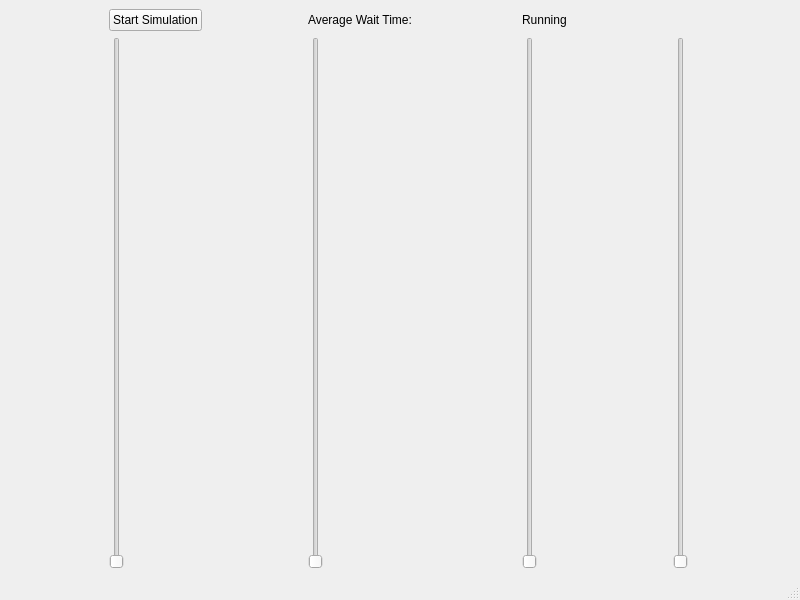
Old version of the form ElevatorSim/mainwindow.ui in the repository riggskevinp/oopcpp.
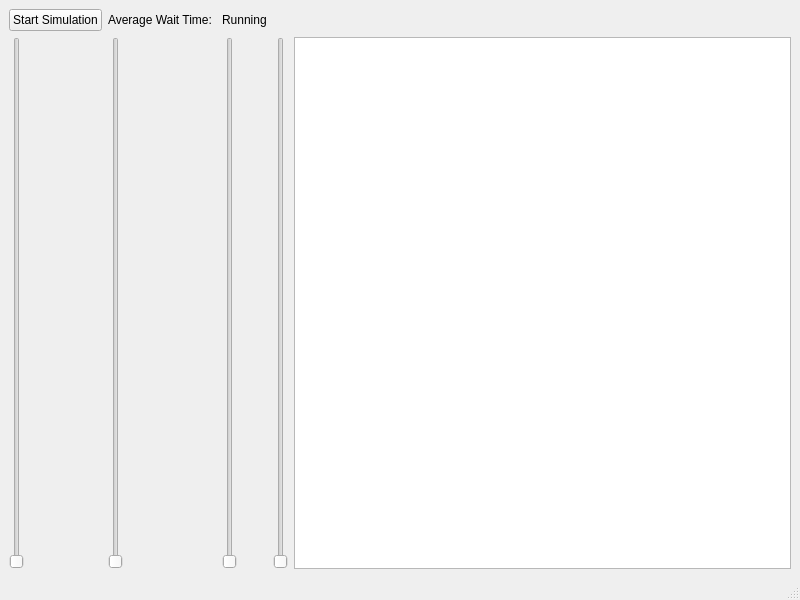
New version of the form.

What changed in the file:
```diff
--- a/ElevatorSim/mainwindow.ui
+++ b/ElevatorSim/mainwindow.ui
@@ -64,6 +64,9 @@
       </property>
      </widget>
     </item>
+    <item row="1" column="4">
+     <widget class="QTextEdit" name="textEdit"/>
+    </item>
    </layout>
   </widget>
   <widget class="QMenuBar" name="menubar">
```
Left out of the diff: 32 changed lines with no effect on the pictures.
